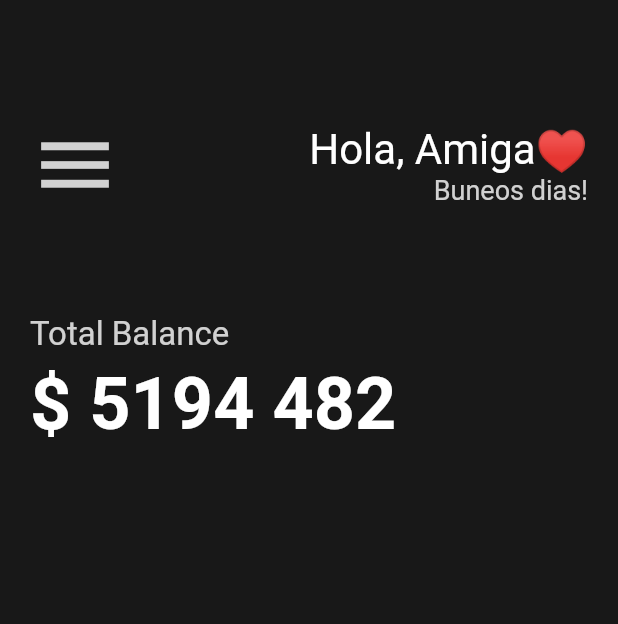
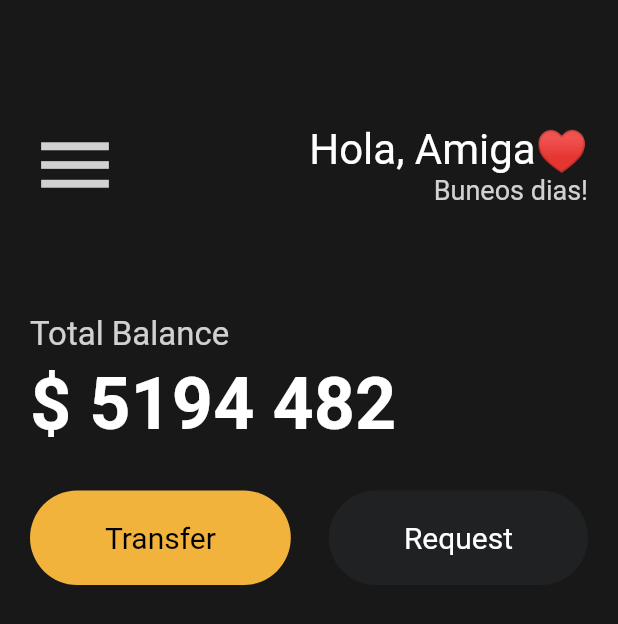
Before and after one commit to Four-Ace/flutter_Payment-_UI, a Flutter app: the screen it shows after launch, on a phone screen of 412 x 824 dp. Shown: the top 624 px of the screen. Run offline on Flutter 3.47's test engine with Material 2 defaults, Android fonts, the phone set to English and light mode, and no system bars.

Commit message:
v3 - make custom widgets for buttons.

```diff
--- a/lib/main.dart
+++ b/lib/main.dart
@@ -1,4 +1,5 @@
 import 'package:flutter/material.dart';
+import 'package:toonflix/widgets/button.dart';
 
 void main() {
   runApp(const App());
@@ -69,6 +70,24 @@ class App extends StatelessWidget {
                   fontWeight: FontWeight.w600,
                 ),
               ),
+              const SizedBox(
+                height: 30,
+              ),
+              const Row(
+                mainAxisAlignment: MainAxisAlignment.spaceBetween,
+                children: [
+                  button(
+                    bgColor: Color(0xfff1b33b),
+                    textColor: Colors.black,
+                    text: 'Transfer',
+                  ),
+                  button(
+                    bgColor: Color(0xFF1F2123),
+                    textColor: Colors.white,
+                    text: 'Request',
+                  ),
+                ],
+              )
             ],
           ),
         ),
--- /dev/null
+++ b/lib/widgets/button.dart
@@ -0,0 +1,39 @@
+import 'package:flutter/material.dart';
+
+class button extends StatelessWidget {
+  final Color bgColor, textColor;
+  final String text;
+
+  const button(
+      {super.key,
+      required this.bgColor,
+      required this.textColor,
+      required this.text});
+
+  @override
+  Widget build(BuildContext context) {
+    return Container(
+      decoration: BoxDecoration(
+        borderRadius: BorderRadius.circular(45),
+        color: bgColor,
+      ),
+      child: Row(
+        children: [
+          Padding(
+            padding: const EdgeInsets.symmetric(
+              vertical: 20,
+              horizontal: 50,
+            ),
+            child: Text(
+              text,
+              style: TextStyle(
+                fontSize: 20,
+                color: textColor,
+              ),
+            ),
+          ),
+        ],
+      ),
+    );
+  }
+}
```
